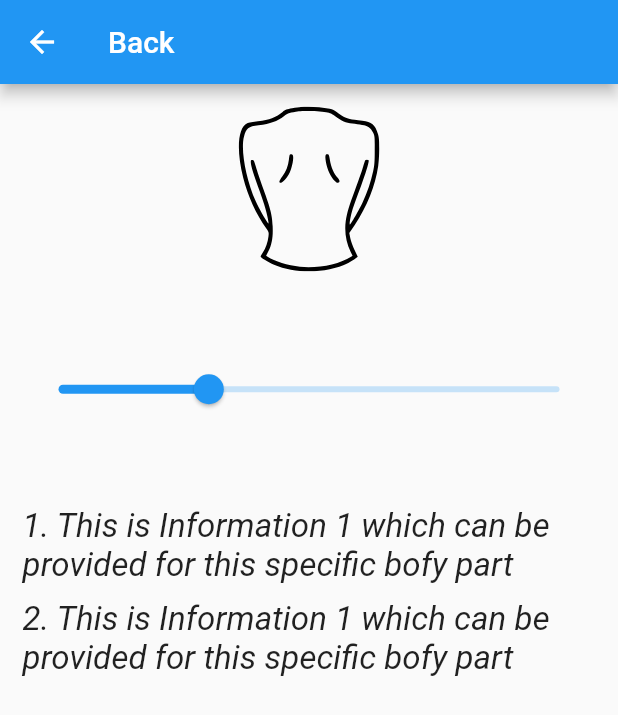
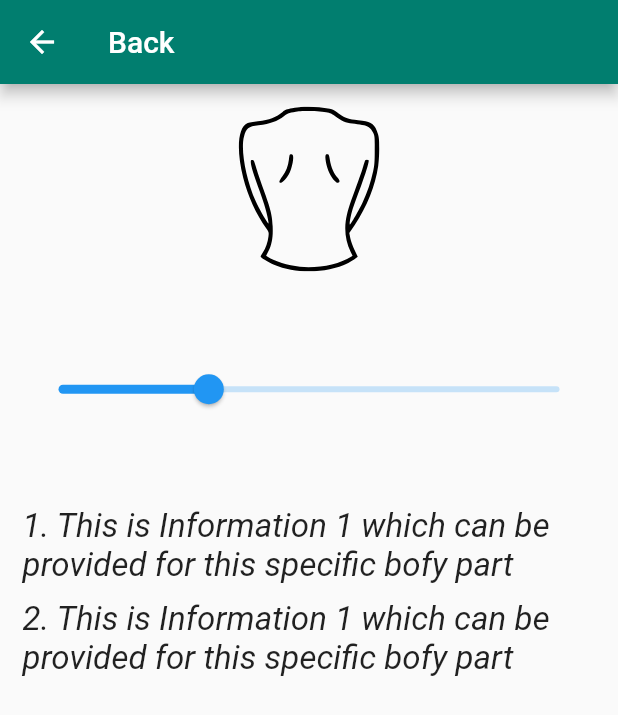
Before and after one commit to codec-akash/Trish-I, a Flutter app: the screen it shows after launch, after a tap on "Back", on a phone screen of 412 x 824 dp. Shown: the top 715 px of the screen. Run offline on Flutter 3.47's test engine with Material 2 defaults, Android fonts, the phone set to English and light mode, and no system bars; our stand-ins replace flutter_svg.

Commit message:
theme updated

```diff
--- a/lib/main.dart
+++ b/lib/main.dart
@@ -1,8 +1,5 @@
 import 'package:flutter/material.dart';
-import 'package:trishi/screens/bmi_page.dart';
-import 'package:trishi/screens/home_screen.dart';
 import 'package:trishi/screens/splash_screen.dart';
-import 'package:trishi/screens/pressure_adjust.dart';
 
 void main() {
   runApp(MyApp());
@@ -15,7 +12,8 @@ class MyApp extends StatelessWidget {
       debugShowCheckedModeBanner: false,
       title: 'Trish - I',
       theme: ThemeData(
-        primarySwatch: Colors.blue,
+        primaryColor: Color(0xFF017e6F),
+        accentColor: Color(0xFFd9c562),
       ),
       home: SplashScreen(),
     );
--- a/lib/screens/pressure_adjust.dart
+++ b/lib/screens/pressure_adjust.dart
@@ -2,6 +2,7 @@ import 'package:flutter/cupertino.dart';
 import 'package:flutter/material.dart';
 import 'package:flutter_svg/flutter_svg.dart';
 import 'package:trishi/global/global.dart';
+import 'package:trishi/widgets/slider_widget.dart';
 
 class PressureAdjust extends StatefulWidget {
   final String imagePath;
@@ -15,8 +16,6 @@ class PressureAdjust extends StatefulWidget {
 }
 
 class _PressureAdjustState extends State<PressureAdjust> {
-  int _value = 6;
-
   @override
   Widget build(BuildContext context) {
     return Scaffold(
@@ -31,18 +30,7 @@ class _PressureAdjustState extends State<PressureAdjust> {
               widget.imagePath,
               height: 110,
             ),
-            Flexible(
-                flex: 1,
-                child: Slider(
-                  value: _value.toDouble(),
-                  max: 20,
-                  min: 0,
-                  onChanged: (double value) {
-                    setState(() {
-                      _value = value.round();
-                    });
-                  },
-                )),
+            SliderWidget(),
             Expanded(
                 flex: 3,
                 child: Column(
--- a/lib/widgets/body_part_card.dart
+++ b/lib/widgets/body_part_card.dart
@@ -37,7 +37,7 @@ class BodypartCard extends StatelessWidget {
                 child: SvgPicture.asset(
                   imagePath,
                   height: 100,
-                  color: Colors.white,
+                  color: Theme.of(context).accentColor,
                 ),
               ),
               SizedBox(height: 10),
--- /dev/null
+++ b/lib/widgets/slider_widget.dart
@@ -0,0 +1,30 @@
+import 'package:flutter/material.dart';
+
+class SliderWidget extends StatefulWidget {
+  const SliderWidget({Key? key}) : super(key: key);
+
+  @override
+  _SliderWidgetState createState() => _SliderWidgetState();
+}
+
+class _SliderWidgetState extends State<SliderWidget> {
+  int _value = 6;
+
+  @override
+  Widget build(BuildContext context) {
+    return Container(
+      child: Flexible(
+          flex: 1,
+          child: Slider(
+            value: _value.toDouble(),
+            max: 20,
+            min: 0,
+            onChanged: (double value) {
+              setState(() {
+                _value = value.round();
+              });
+            },
+          )),
+    );
+  }
+}
```
